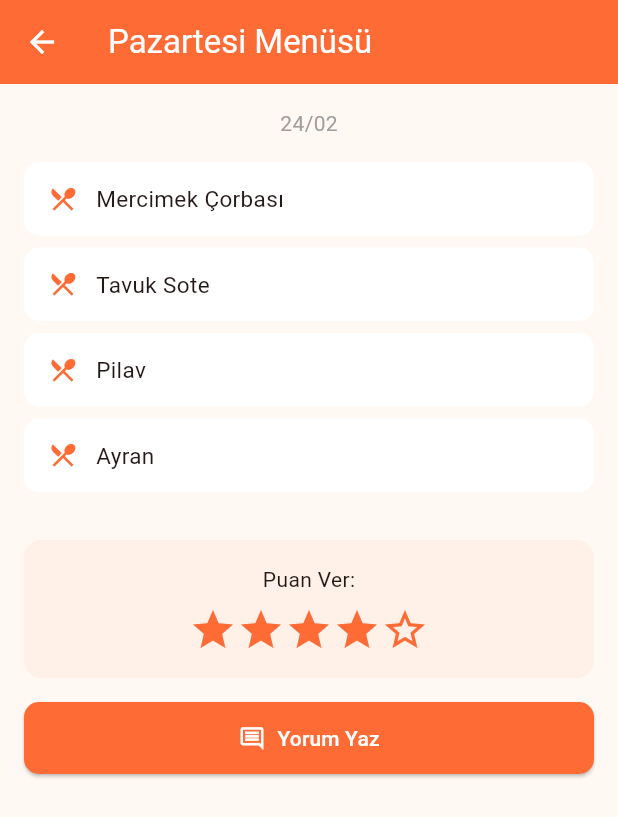
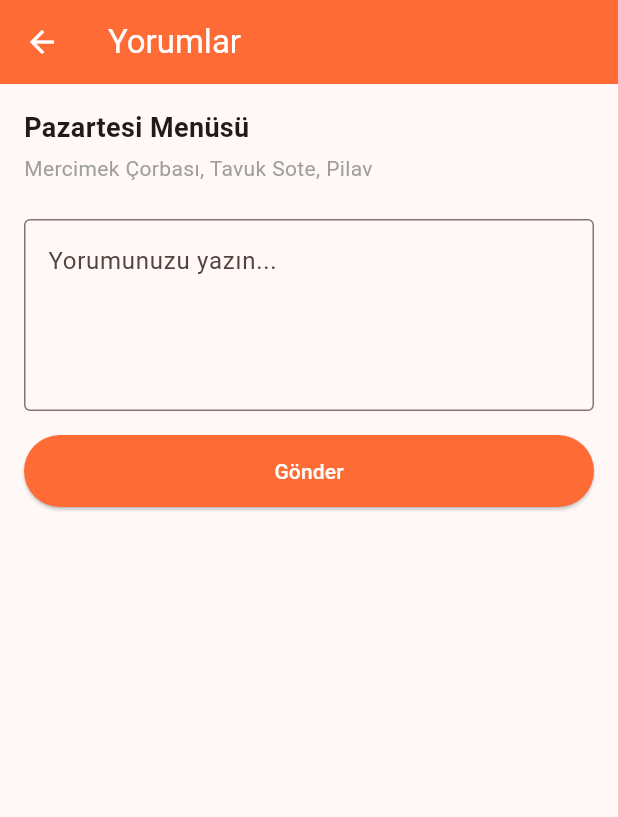
Before and after one commit to ozzlemdemir/Food_Track_Mobile_App, a Flutter app: the DetailScreen screen opened directly with sample values from the repository, after a tap on "Yorum Yaz", on a phone screen of 412 x 824 dp. Shown: the top 817 px of the screen. Run offline on Flutter 3.47's test engine with Material 3 defaults, Android fonts, the phone set to English and light mode, and no system bars.

Commit message:
MY-7 Yorum yaz butonu aktifleştirildi , yorum yapma sayfası oluşturuldu.

```diff
--- a/yemek_takip/lib/domain/food_entry.dart
+++ b/yemek_takip/lib/domain/food_entry.dart
@@ -1,7 +1,7 @@
 class FoodEntry {
   final String id;
-  final String dayName;        // Pazartesi, Salı...
-  final List<String> meals;    // yemek isimleri
+  final String dayName;
+  final List<String> meals;    // menü
   final double rating;
   final DateTime date;
   final int? capacity;
@@ -17,14 +17,14 @@ class FoodEntry {
     this.imageUrl,
   });
 
-  // Tarih formatı getter
+// Tarihi GG/AA formatında gösterir
   String get dateShort =>
       '${date.day.toString().padLeft(2, '0')}/'
       '${date.month.toString().padLeft(2, '0')}';
 
-  // Yüksek puanlı mı?
+  // Y+ ten yüksek puanl yemekler için true döner
   bool get isHighlyRated => rating >= 4.0;
 
-  // Yemekleri tek satırda göster
+  // Yemekleri tek satırda göster (özet için)
   String get mealsPreview => meals.take(3).join(', ');
 }
--- /dev/null
+++ b/yemek_takip/lib/screens/comment_screen.dart
@@ -0,0 +1,65 @@
+import 'package:flutter/material.dart';
+import '../domain/food_entry.dart';
+
+class CommentScreen extends StatelessWidget {
+  final FoodEntry entry;
+
+  const CommentScreen({super.key, required this.entry});
+
+  @override
+  Widget build(BuildContext context) {
+    return Scaffold(
+      appBar: AppBar(
+        backgroundColor: const Color(0xFFFF6B35),
+        title: const Text(
+          'Yorumlar',
+          style: TextStyle(color: Colors.white),
+        ),
+        iconTheme: const IconThemeData(color: Colors.white),
+      ),
+      body: Padding(
+        padding: const EdgeInsets.all(16),
+        child: Column(
+          crossAxisAlignment: CrossAxisAlignment.start,
+          children: [
+            Text(
+              '${entry.dayName} Menüsü',
+              style: const TextStyle(
+                fontSize: 18,
+                fontWeight: FontWeight.bold,
+              ),
+            ),
+            const SizedBox(height: 4),
+            Text(
+              entry.mealsPreview,
+              style: const TextStyle(color: Colors.grey),
+            ),
+            const SizedBox(height: 24),
+            const TextField(
+              maxLines: 4,
+              decoration: InputDecoration(
+                hintText: 'Yorumunuzu yazın...',
+                border: OutlineInputBorder(),
+              ),
+            ),
+            const SizedBox(height: 16),
+            SizedBox(
+              width: double.infinity,
+              child: ElevatedButton(
+                onPressed: () {},
+                style: ElevatedButton.styleFrom(
+                  backgroundColor: const Color(0xFFFF6B35),
+                  padding: const EdgeInsets.symmetric(vertical: 14),
+                ),
+                child: const Text(
+                  'Gönder',
+                  style: TextStyle(color: Colors.white),
+                ),
+              ),
+            ),
+          ],
+        ),
+      ),
+    );
+  }
+}
--- a/yemek_takip/lib/screens/detail_screen.dart
+++ b/yemek_takip/lib/screens/detail_screen.dart
@@ -1,5 +1,6 @@
 import 'package:flutter/material.dart';
 import '../domain/food_entry.dart';
+import 'comment_screen.dart';
 
 class DetailScreen extends StatelessWidget {
   final FoodEntry entry;
@@ -91,7 +92,14 @@ class DetailScreen extends StatelessWidget {
             SizedBox(
               width: double.infinity,
               child: ElevatedButton.icon(
-                onPressed: () {},
+                onPressed: () {
+                  Navigator.push(
+                    context,
+                    MaterialPageRoute(
+                      builder: (context) => CommentScreen(entry: entry),
+                    ),
+                  );
+                },
                 icon: const Icon(Icons.comment_outlined,
                     color: Colors.white),
                 label: const Text(
--- a/yemek_takip/lib/screens/home_screen.dart
+++ b/yemek_takip/lib/screens/home_screen.dart
@@ -6,7 +6,7 @@ import 'profile_screen.dart';
 class HomeScreen extends StatelessWidget {
   const HomeScreen({super.key});
 
-  // Mock veri — Firebase bağlanınca burası değişecek
+
   static final List<FoodEntry> mockMenu = [
     FoodEntry(
       id: '1',
```
